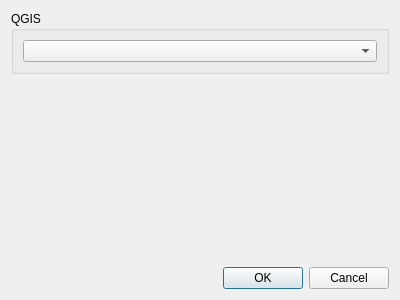
This is src/QGis-DynaMindModules/guiqgisdynamindimport.ui in christianurich/DynaMind-QGIS as Qt 5 draws it before an edit. The edited form follows.
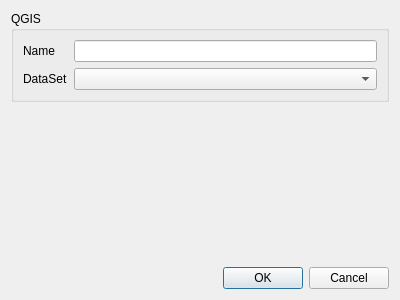
This is the edited form.

Commit message: import of lines is working :-)

What changed in the file:
```diff
--- a/src/QGis-DynaMindModules/guiqgisdynamindimport.ui
+++ b/src/QGis-DynaMindModules/guiqgisdynamindimport.ui
@@ -19,9 +19,33 @@
      <property name="title">
       <string>QGIS</string>
      </property>
-     <layout class="QHBoxLayout" name="horizontalLayout">
-      <item>
-       <widget class="QComboBox" name="comboBox"/>
+     <layout class="QGridLayout" name="gridLayout">
+      <item row="1" column="1">
+       <widget class="QComboBox" name="comboBox">
+        <property name="editable">
+         <bool>false</bool>
+        </property>
+        <property name="modelColumn">
+         <number>0</number>
+        </property>
+       </widget>
+      </item>
+      <item row="1" column="0">
+       <widget class="QLabel" name="label">
+        <property name="text">
+         <string>DataSet</string>
+        </property>
+       </widget>
+      </item>
+      <item row="0" column="0">
+       <widget class="QLabel" name="label_2">
+        <property name="text">
+         <string>Name</string>
+        </property>
+       </widget>
+      </item>
+      <item row="0" column="1">
+       <widget class="QLineEdit" name="lineEdit"/>
       </item>
      </layout>
     </widget>
```
The commit also changes 7 other files.
